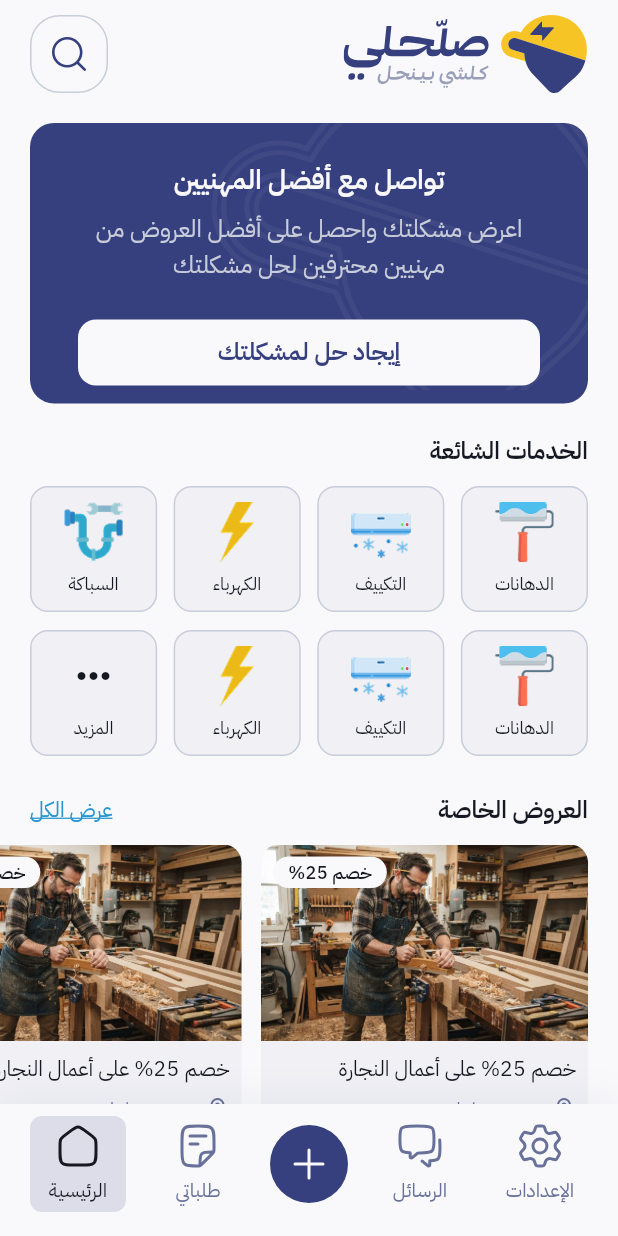
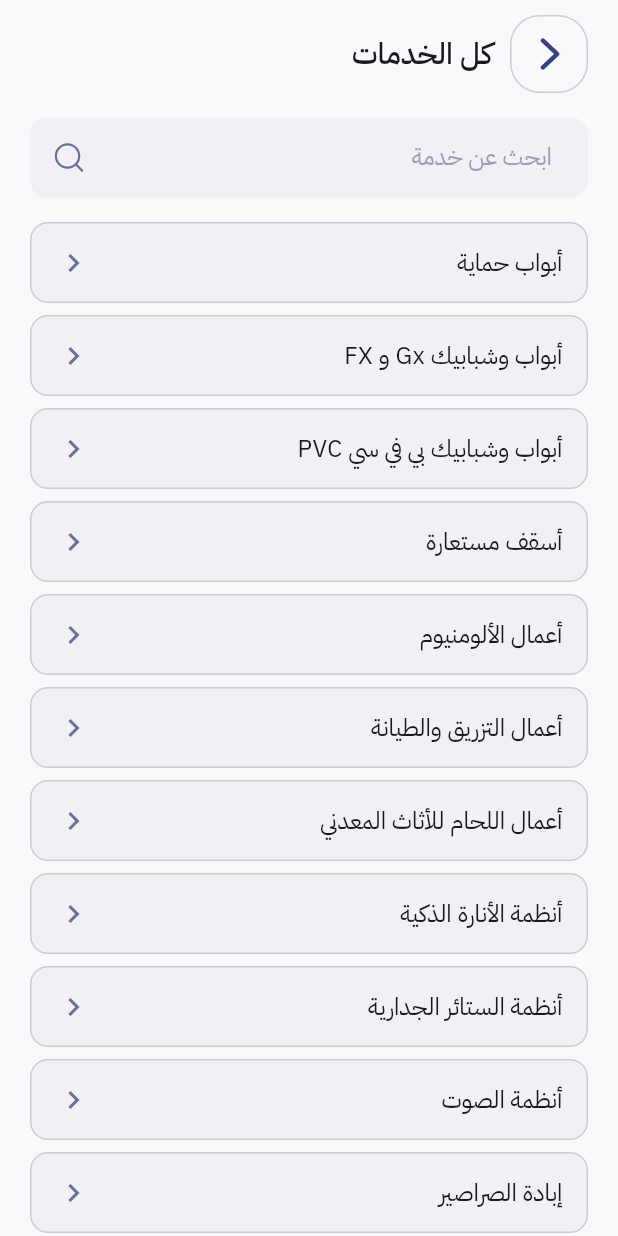
Before and after one commit to genitechsolutions/sl7li, a Flutter app: the HomeScreen screen opened directly, after a tap on "المزيد", on a phone screen of 412 x 824 dp. Run offline on Flutter 3.47's test engine with Material 3 defaults, Android fonts, the phone set to English and light mode, and no system bars; our stand-ins replace equatable, flutter_bloc, flutter_svg, geolocator, image_picker, just_audio and 1 more; missing offline and left inert: amplify_api, amplify_auth_cognito, amplify_flutter, amplify_storage_s3, record.

Commit message:
الرئيسية: خدمات شائعة حقيقية بلا تكرار + شاشة كل الخدمات ببحث، حرفيون مميزون من مهنيي العروض، شاشة عن صلّحلي، وتعريب رموز الأماكن والتصنيفات وشارة الخصم
Co-Authored-By: Claude Sonnet 5.5 <noreply@anthropic.com>
Claude-Session: https://claude.ai/code/session_01B6CrVksom5Zrnf5GW7vgRr

```diff
--- a/lib/data/dummy_data.dart
+++ b/lib/data/dummy_data.dart
@@ -95,16 +95,6 @@ class OfferDetails {
   final List<String> tags;
   final Craftsman craftsman;
 }
-
-const popularServices = [
-  ServiceItem(name: 'الدهانات', image: 'assets/images/ic_paint.png'),
-  ServiceItem(name: 'التكييف', image: 'assets/images/ic_ac.png'),
-  ServiceItem(name: 'الكهرباء', image: 'assets/images/ic_electricity.png'),
-  ServiceItem(name: 'السباكة', image: 'assets/images/ic_plumbing.png'),
-  ServiceItem(name: 'الدهانات', image: 'assets/images/ic_paint.png'),
-  ServiceItem(name: 'التكييف', image: 'assets/images/ic_ac.png'),
-  ServiceItem(name: 'الكهرباء', image: 'assets/images/ic_electricity.png'),
-];
 
 const specialOffers = [
   Offer(
--- a/lib/data/repositories/offers_repository.dart
+++ b/lib/data/repositories/offers_repository.dart
@@ -4,6 +4,7 @@ import '../../core/backend/graphql_documents.dart';
 import '../../core/backend/graphql_gateway.dart';
 import '../../core/backend/json_utils.dart';
 import '../dummy_data.dart';
+import '../service_names.dart';
 
 /// العروض الخاصة (عامة — بتشتغل للضيف كمان).
 abstract class OffersRepository {
@@ -139,7 +140,7 @@ OfferDetails offerDetailsFromJson(Map<String, dynamic> j) {
     city: cityCode == null ? 'جميع المدن' : placeName(cityCode),
     description: str(j, 'description') ?? '',
     images: photos.isNotEmpty ? photos : ['assets/images/offer_carpentry.jpg'],
-    tags: [?category],
+    tags: [if (category != null) serviceLabelAr(category)],
     craftsman: Craftsman(
       name: str(j, 'professionalName') ?? '',
       location: cityCode == null ? '' : placeName(cityCode),
@@ -162,7 +163,7 @@ Offer offerFromJson(Map<String, dynamic> j) {
   final percent = intOf(j, 'discountPercentage');
   final price = j['price'];
   final discount = percent != null && percent > 0
-      ? '$percent%'
+      ? 'خصم $percent%'
       : price != null
       ? '${formatMoney(price)} ${(str(j, 'currency') ?? 'SYP') == 'SYP' ? 'ل.س' : str(j, 'currency')}'
       : '';
@@ -175,7 +176,54 @@ Offer offerFromJson(Map<String, dynamic> j) {
     ),
     image: image == null ? 'assets/images/offer_carpentry.jpg' : resourceUrl(image),
     discount: discount,
-    tags: [if (str(j, 'serviceCategory') != null) str(j, 'serviceCategory')!],
+    tags: [if (str(j, 'serviceCategory') != null) serviceLabelAr(str(j, 'serviceCategory')!)],
     professionalId: str(j, 'professionalId'),
+    craftsman: _craftsmanOf(j),
   );
 }
+
+/// بيانات المهني المضمّنة بالعرض (null إذا ما في id حقيقي).
+Craftsman? _craftsmanOf(Map<String, dynamic> j) {
+  final id = str(j, 'professionalId');
+  if (id == null) return null;
+  final image = str(j, 'professionalProfileImage');
+  final rating = j['professionalRating'];
+  final city = str(j, 'cityCode');
+  final category = str(j, 'serviceCategory');
+  return Craftsman(
+    name: str(j, 'professionalName') ?? '',
+    location: city == null ? '' : placeName(city),
+    services: [if (category != null) serviceLabelAr(category)],
+    image: image == null ? null : resourceUrl(image),
+    rating: rating is num ? rating.toDouble() : null,
+    reviewsCount: intOf(j, 'professionalReviewCount') ?? 0,
+    isPro: boolOf(j, 'professionalIsVip'),
+    professionalId: id,
+  );
+}
+
+/// حرفيو الرئيسية من المهنيين أصحاب العروض (بدون تكرار)؛ خدماتهم من تصنيفات عروضهم.
+List<Craftsman> featuredCraftsmenFromOffers(List<Offer> offers, {int limit = 6}) {
+  final byId = <String, Craftsman>{};
+  final services = <String, Set<String>>{};
+  for (final o in offers) {
+    final c = o.craftsman;
+    final id = c?.professionalId;
+    if (c == null || id == null || c.name.isEmpty) continue;
+    byId.putIfAbsent(id, () => c);
+    services.putIfAbsent(id, () => {}).addAll(c.services);
+  }
+  return [
+    for (final e in byId.entries.take(limit))
+      Craftsman(
+        name: e.value.name,
+        location: e.value.location,
+        services: services[e.key]!.toList(),
+        image: e.value.image,
+        rating: e.value.rating,
+        reviewsCount: e.value.reviewsCount,
+        isPro: e.value.isPro,
+        professionalId: e.key,
+      ),
+  ];
+}
--- a/lib/data/service_names.dart
+++ b/lib/data/service_names.dart
@@ -229,3 +229,17 @@ const _serviceNames = {
 
 /// اسم الخدمة بالعربي، أو null إذا الكود غير معروف.
 String? serviceNameAr(String id) => _serviceNames[id];
+
+/// اسم الخدمة للعرض: ما بيطلع كود إنجليزي خام أبداً.
+String serviceLabelAr(String id) => _serviceNames[id] ?? 'خدمات أخرى';
+
+/// كل الخدمات (بدون "غير محددة"/"مخصص") مرتّبة بالاسم وبدون أسماء مكررة.
+List<({String id, String name})> allServices() {
+  const skip = {'unspecified', 'custom_request'};
+  final seen = <String>{};
+  final list = [
+    for (final e in _serviceNames.entries)
+      if (!skip.contains(e.key) && seen.add(e.value)) (id: e.key, name: e.value),
+  ]..sort((a, b) => a.name.compareTo(b.name));
+  return list;
+}
--- /dev/null
+++ b/lib/screens/home/all_services_screen.dart
@@ -0,0 +1,131 @@
+import 'package:flutter/material.dart';
+import 'package:flutter/services.dart';
+
+import '../../core/theme/app_colors.dart';
+import '../../core/theme/app_text_styles.dart';
+import '../../core/theme/app_theme.dart';
+import '../../core/widgets/app_icon_button.dart';
+import '../../core/widgets/form/app_text_field.dart';
+import '../../core/widgets/form/field_icons.dart';
+import '../../data/service_names.dart';
+import '../new_request/new_request_screen.dart';
+
+/// كل الخدمات بقائمة ببحث؛ اختيار خدمة بيفتح طلب خدمة بها.
+class AllServicesScreen extends StatefulWidget {
+  const AllServicesScreen({super.key});
+
+  @override
+  State<AllServicesScreen> createState() => _AllServicesScreenState();
+}
+
+class _AllServicesScreenState extends State<AllServicesScreen> {
+  final _query = TextEditingController();
+  final _services = allServices();
+
+  @override
+  void dispose() {
+    _query.dispose();
+    super.dispose();
+  }
+
+  @override
+  Widget build(BuildContext context) {
+    final q = _query.text.trim();
+    final shown = [
+      for (final s in _services)
+        if (q.isEmpty || s.name.contains(q)) s,
+    ];
+
+    return AnnotatedRegion<SystemUiOverlayStyle>(
+      value: AppTheme.overlayStyle(context),
+      child: Scaffold(
+        backgroundColor: context.colors.background,
+        body: SafeArea(
+          bottom: false,
+          child: Column(
+            children: [
+              Padding(
+                padding: const EdgeInsets.fromLTRB(20, 10, 20, 0),
+                child: Row(
+                  spacing: 12,
+                  children: [
+                    AppIconButton(
+                      icon: 'assets/icons/ic_arrow_back.svg',
+                      onTap: () => Navigator.pop(context),
+                    ),
+                    const Expanded(child: Text('كل الخدمات', style: AppTextStyles.title20Medium)),
+                  ],
+                ),
+              ),
+              Padding(
+                padding: const EdgeInsets.fromLTRB(20, 16, 20, 8),
+                child: AppTextField(
+                  hint: 'ابحث عن خدمة',
+                  controller: _query,
+                  suffixIcon: FieldIcons.search(),
+                  onChanged: (_) => setState(() {}),
+                ),
+              ),
+              Expanded(
+                child: shown.isEmpty
+                    ? Center(
+                        child: Text(
+                          'لا توجد خدمات مطابقة',
+                          style: AppTextStyles.body16.copyWith(color: context.colors.textSecondary),
+                        ),
+                      )
+                    : ListView.separated(
+                        padding: EdgeInsets.fromLTRB(
+                          20,
+                          8,
+                          20,
+                          MediaQuery.paddingOf(context).bottom + 16,
+                        ),
+                        keyboardDismissBehavior: ScrollViewKeyboardDismissBehavior.onDrag,
+                        itemCount: shown.length,
+                        separatorBuilder: (_, _) => const SizedBox(height: 8),
+                        itemBuilder: (_, i) => _ServiceTile(
+                          name: shown[i].name,
+                          onTap: () => Navigator.pushReplacement(
+                            context,
+                            NewRequestScreen.route(serviceId: shown[i].id),
+                          ),
+                        ),
+                      ),
+              ),
+            ],
+          ),
+        ),
+      ),
+    );
+  }
+}
+
+class _ServiceTile extends StatelessWidget {
+  const _ServiceTile({required this.name, required this.onTap});
+
+  final String name;
+  final VoidCallback onTap;
+
+  @override
+  Widget build(BuildContext context) {
+    return GestureDetector(
+      behavior: HitTestBehavior.opaque,
+      onTap: onTap,
+      child: Container(
+        padding: const EdgeInsets.symmetric(horizontal: 16, vertical: 14),
+        decoration: BoxDecoration(
+          color: context.colors.surface,
+          borderRadius: BorderRadius.circular(12),
+          border: Border.all(color: context.colors.border),
+        ),
+        child: Row(
+          children: [
+            Expanded(child: Text(name, style: AppTextStyles.body16)),
+            Icon(Icons.chevron_left, color: context.colors.textSecondary),
+          ],
+        ),
+      ),
+    );
+  }
+}
--- a/lib/screens/home/home_screen.dart
+++ b/lib/screens/home/home_screen.dart
@@ -1,12 +1,18 @@
 import '../../cubits/feature_cubits.dart';
+import '../../cubits/load_cubit.dart';
 import '../../cubits/load_view.dart';
 import 'package:flutter/material.dart';
 import 'package:flutter/services.dart';
+import 'package:flutter_bloc/flutter_bloc.dart';
 
 import '../../core/theme/app_colors.dart';
 import '../../core/theme/app_theme.dart';
 import '../../core/widgets/app_bottom_nav_bar.dart';
 import '../../data/dummy_data.dart';
+import '../../data/popular_services.dart';
+import '../../data/repositories/offers_repository.dart';
+import 'about_screen.dart';
+import 'all_services_screen.dart';
 import '../craftsman_profile/craftsman_profile_loader.dart';
 import '../offer_details/offer_details_screen.dart';
 import '../messages/messages_screen.dart';
@@ -15,7 +21,6 @@ import '../my_requests/my_requests_screen.dart';
 import '../new_request/new_request_screen.dart';
 import '../offers/offers_screen.dart';
 import '../search/search_screen.dart';
-import '../service_details/service_details_screen.dart';
 import '../../core/widgets/craftsman_card.dart';
 import 'widgets/help_card.dart';
 import '../../core/widgets/promo_banner.dart';
@@ -119,19 +124,40 @@ class HomeScreen extends StatelessWidget {
                   child: SectionHeader(title: 'حرفيون مميزون'),
                 ),
                 const SizedBox(height: 12),
-                for (final craftsman in featuredCraftsmen)
+                BlocBuilder<FeaturedOffersCubit, LoadState<List<Offer>>>(
+                  builder: (context, state) {
+                    final offers = state.data ?? const <Offer>[];
+                    final fromOffers = featuredCraftsmenFromOffers(offers);
+                    // وضع fake: العروض بلا مهنيين حقيقيين فنعرض العينة.
+                    final craftsmen = state.hasData && offers.any((o) => o.professionalId != null)
+                        ? fromOffers
+                        : (state.hasData && offers.isEmpty ? const <Craftsman>[] : featuredCraftsmen);
+                    return Column(
+                      children: [
+                        for (final craftsman in craftsmen)
                           Padding(
                             padding: _padding.copyWith(bottom: 12),
                             child: CraftsmanCard(
                               craftsman: craftsman,
-                      onTap: () =>
-                          openCraftsmanProfile(context, professionalId: craftsman.professionalId),
+                              onTap: () => openCraftsmanProfile(
+                                context,
+                                professionalId: craftsman.professionalId,
                               ),
+                            ),
+                          ),
+                      ],
+                    );
+                  },
                 ),
                 const SizedBox(height: 12),
                 Padding(
                   padding: _padding,
-                  child: HelpCard(onLearnMoreTap: () {}), // TODO: navigate to about
+                  child: HelpCard(
+                    onLearnMoreTap: () => Navigator.push(
+                      context,
+                      MaterialPageRoute(builder: (_) => const AboutScreen()),
+                    ),
+                  ),
                 ),
               ],
             ),
@@ -154,17 +180,16 @@ class HomeScreen extends StatelessWidget {
         ServiceCard(
           label: service.name,
           image: service.image,
-          onTap: () => Navigator.push(
-            context,
-            MaterialPageRoute(
-              builder: (_) => const ServiceDetailsScreen(details: sampleServiceDetails),
-            ),
-          ),
+          icon: service.icon,
+          onTap: () => Navigator.push(context, NewRequestScreen.route(serviceId: service.id)),
         ),
       ServiceCard(
         label: 'المزيد',
         icon: Icons.more_horiz,
-        onTap: () {}, // TODO: navigate to all services
+        onTap: () => Navigator.push(
+          context,
+          MaterialPageRoute(builder: (_) => const AllServicesScreen()),
+        ),
       ),
     ];
 
```
Also changed, not shown: lib/core/backend/json_utils.dart (+18 -5 lines), lib/data/popular_services.dart (added, +29 -0 lines), lib/screens/home/about_screen.dart (added, +118 -0 lines), lib/screens/new_request/new_request_screen.dart (+17 -3 lines), 4 other files. Lines whose indentation alone changed are shown as unchanged.
